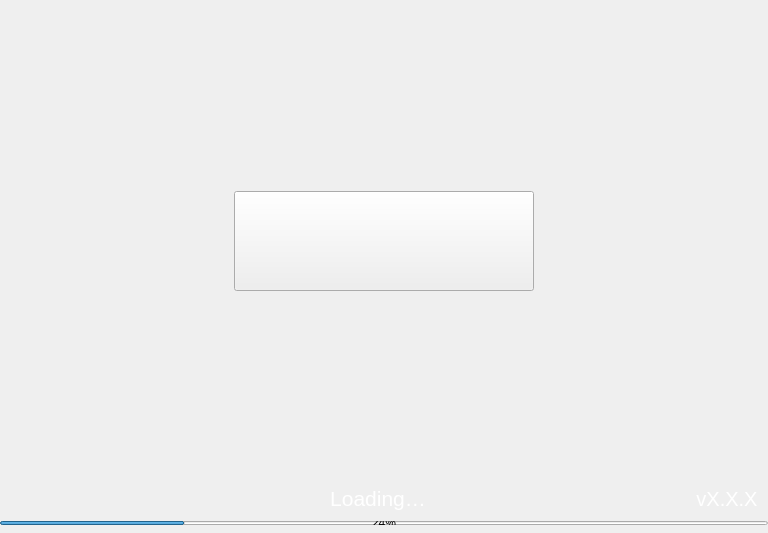
The window that src/qt/aezora/forms/splash.ui (decenomy/AZR) describes before a commit, drawn with Qt 5.
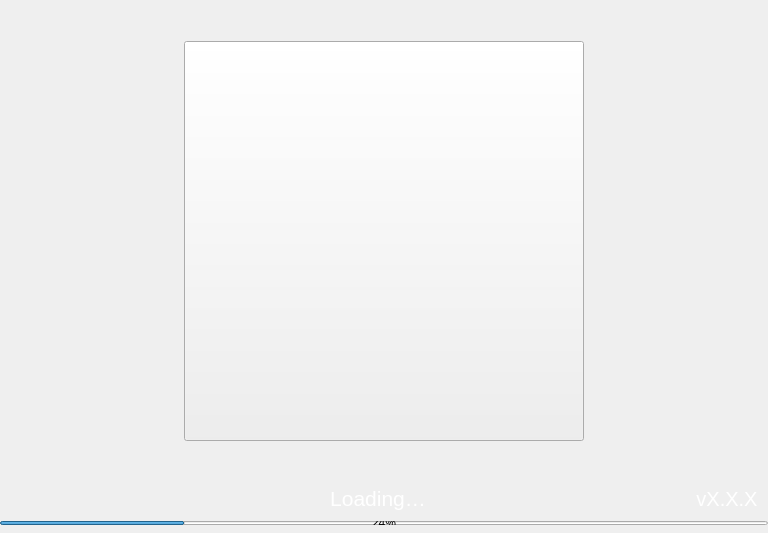
The same window after the commit.

What changed in the file:
```diff
--- a/src/qt/aezora/forms/splash.ui
+++ b/src/qt/aezora/forms/splash.ui
@@ -91,14 +91,14 @@
        <widget class="QToolButton" name="imgLogo">
         <property name="minimumSize">
          <size>
-          <width>300</width>
-          <height>100</height>
+          <width>400</width>
+          <height>400</height>
          </size>
         </property>
         <property name="maximumSize">
          <size>
-          <width>300</width>
-          <height>100</height>
+          <width>400</width>
+          <height>400</height>
          </size>
         </property>
         <property name="text">
```
